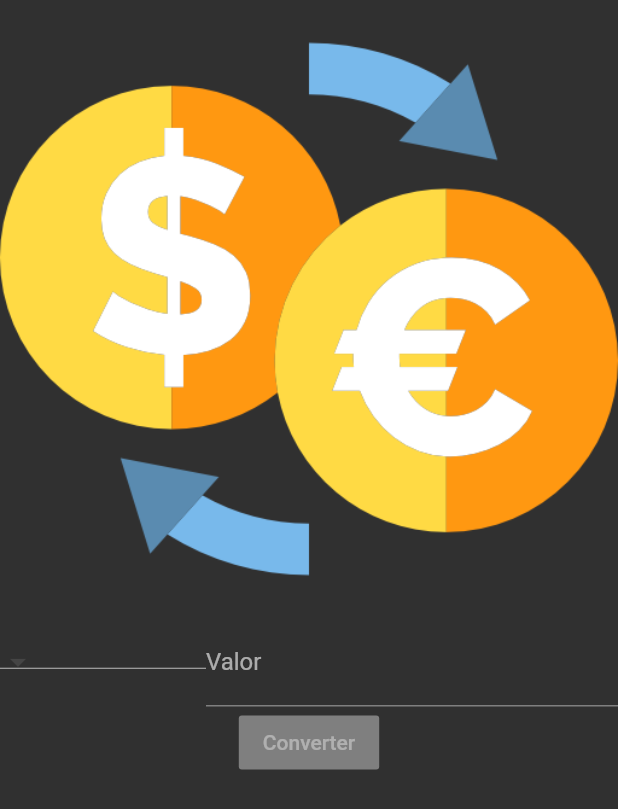
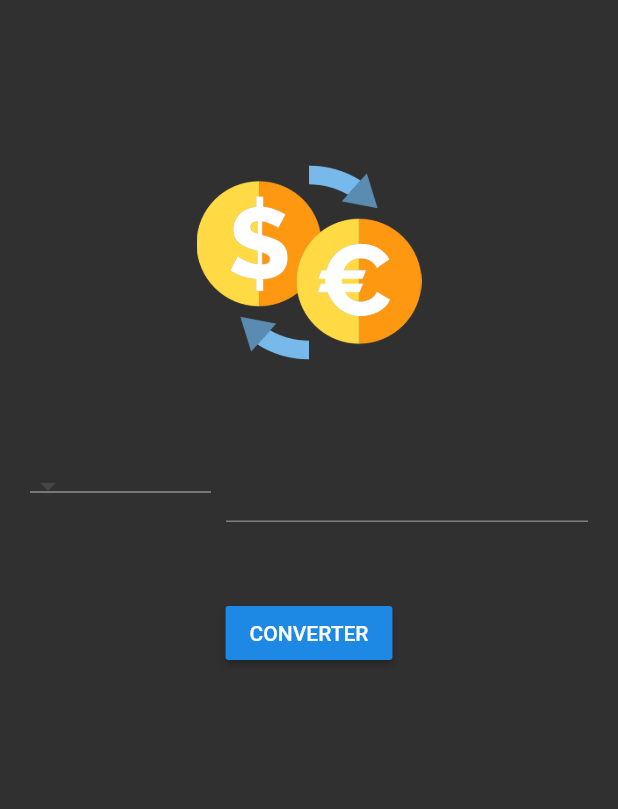
Before and after one commit to kr0ck/Conversor-de-moedas, a Flutter app: the screen it shows after launch, on a phone screen of 412 x 824 dp. Shown: the top 809 px of the screen. Run offline on Flutter 3.47's test engine with Material 2 defaults, Android fonts, the phone set to English and light mode, and no system bars.

Commit message:
Organizando o layaut

```diff
--- a/lib/app/Views/home_page.dart
+++ b/lib/app/Views/home_page.dart
@@ -7,9 +7,15 @@ class HomePage extends StatelessWidget {
       body: SizedBox(
         width: MediaQuery.of(context).size.width,
         height: MediaQuery.of(context).size.height,
+        child: Padding(
+          padding:
+              const EdgeInsets.only(right: 20, left: 20, bottom: 10, top: 100),
           child: Column(
             children: [
-            Image.asset('assets/logo.png'),
+              Image.asset('assets/logo.png', width: 150, height: 150),
+              SizedBox(
+                height: 50,
+              ),
               SizedBox(
                 width: MediaQuery.of(context).size.width,
                 child: Row(children: [
@@ -20,21 +26,26 @@ class HomePage extends StatelessWidget {
                       onChanged: (value) {},
                     ),
                   ),
+                  SizedBox(
+                    width: 10,
+                  ),
                   Expanded(
                     flex: 2,
                     child: TextField(
                       decoration: InputDecoration(
-                      labelText: 'Valor',
+                          // labelText: 'Valor',
                           ),
                     ),
                   ),
                 ]),
               ),
+              SizedBox(height: 50),
               RaisedButton(
-              onPressed: null,
-              child: Text('Converter'),
+                onPressed: () {},
+                child: Text('CONVERTER'),
               ),
             ],
+          ),
         ),
       ),
     );
```
Lines whose indentation alone changed are shown as unchanged.
